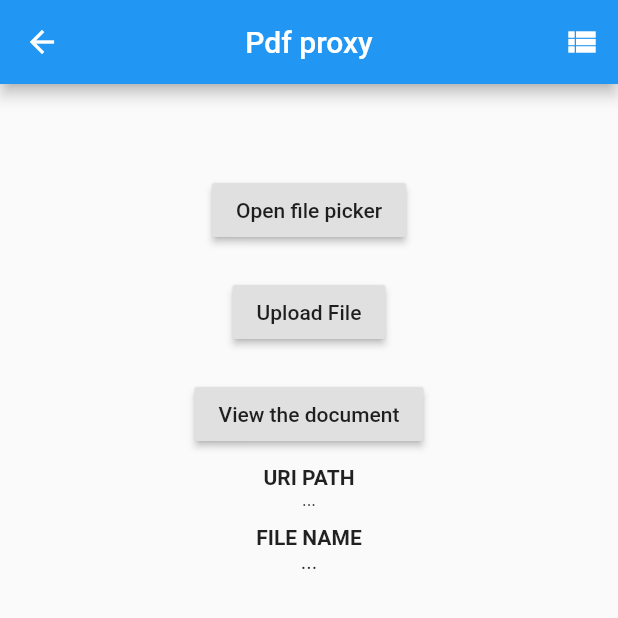
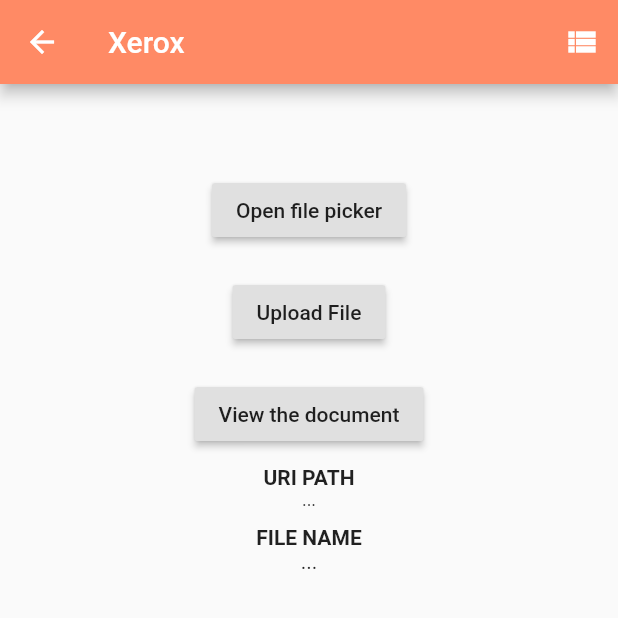
Before and after one commit to anurag71/sw_xerox, a Flutter app: the FilePickerDemo screen opened directly with empty values, after a tap on "Upload File", on a phone screen of 412 x 824 dp, the top half of it. Run offline on Flutter 3.47's test engine with Material 2 defaults, Android fonts, the phone set to English and light mode, and no system bars; our stand-ins replace cloud_firestore, dio, file_picker, firebase_storage, geolocator, google_maps_flutter and 4 more; missing offline and left inert: flutter_pdfview, queries; accounts and stored records are empty; network calls fail.

```diff
--- a/lib/PDF/home2.dart
+++ b/lib/PDF/home2.dart
@@ -12,9 +12,9 @@ import 'package:toast/toast.dart';
 import 'package:shared_preferences/shared_preferences.dart';
 
 class FilePickerDemo extends StatefulWidget {
+  String fName;
 
-  String fName;
-  FilePickerDemo(String markerId){
+  FilePickerDemo(String markerId) {
     fName = markerId;
   }
 
@@ -23,21 +23,23 @@ class FilePickerDemo extends StatefulWidget {
 }
 
 class _FilePickerDemoState extends State<FilePickerDemo> {
+  bool _uploaded = false;
+  static String folderName;
+  String order;
 
-  static String folderName;
-
-  _FilePickerDemoState(String fname){
-    folderName=fname;
+  _FilePickerDemoState(String fname) {
+    folderName = fname;
   }
-
 
   String _fileName = '...';
   String assetPDFPath = ' ';
   String _path = '...';
   final db = Firestore.instance;
+
 //String _extension="PDF";
   //bool _hasValidMime = false;
   FileType _pickingType = FileType.CUSTOM;
+
   //TextEditingController _controller = new TextEditingController();
 
   @override
@@ -66,8 +68,8 @@ class _FilePickerDemoState extends State<FilePickerDemo> {
   Widget build(BuildContext context) {
     return Scaffold(
       appBar: new AppBar(
-        title: const Text('Pdf proxy'),
-        centerTitle: true,
+        title: const Text("Xerox"),
+        backgroundColor: Colors.deepOrange[300],
         actions: <Widget>[
           IconButton(
             icon: Icon(Icons.view_list),
@@ -146,6 +148,18 @@ class _FilePickerDemoState extends State<FilePickerDemo> {
                 ),
               ),
               _uploadpdf(),
+              _widgetList(),
+            ],
+          ),
+        )),
+      ),
+    );
+  }
+
+  Widget _widgetList() {
+    if (!_uploaded) {
+      return Column(
+        children: <Widget>[
           new Padding(
             padding: const EdgeInsets.only(top: 10.0, bottom: 10.0),
             child: new RaisedButton(
@@ -177,24 +191,32 @@ class _FilePickerDemoState extends State<FilePickerDemo> {
             textAlign: TextAlign.center,
           ),
         ],
-          ),
-        )),
-      ),
       );
     }
-
+    else
+      {
+        return SizedBox();
+      }
+  }
 
   Widget _viewpdf() {
     Navigator.push(
         context,
         MaterialPageRoute(
-                      builder: (BuildContext context) =>  PdfViewPage(path: _path)));
-
-
+            builder: (BuildContext context) => PdfViewPage(path: _path)));
   }
 
   Widget _uploadpdf() {
-
+    if (_uploaded) {
+      return Dialog(
+        shape: RoundedRectangleBorder(
+          borderRadius: BorderRadius.circular(5),
+        ),
+        elevation: 0.0,
+        backgroundColor: Colors.white,
+        child: dialogContent(context),
+      );
+    }
     return Center(
       child: Column(
         children: <Widget>[
@@ -204,16 +226,35 @@ class _FilePickerDemoState extends State<FilePickerDemo> {
               onPressed: () async {
                 SharedPreferences prefs = await SharedPreferences.getInstance();
                 var cid = prefs.getString("cid");
-                final StorageReference storageRef =
-                    FirebaseStorage.instance.ref().child(folderName+"/"+_fileName);
-                StorageTaskSnapshot storageTaskSnapshot = await storageRef.putFile(
-                  File(_path)).onComplete;
-                if(storageTaskSnapshot!=null){
-                  await Firestore.instance.collection("customer/$cid/Files Uploaded").document().setData({"name":_fileName,"shop":folderName});
+                final StorageReference storageRef = FirebaseStorage.instance
+                    .ref()
+                    .child(folderName + "/" + _fileName);
+                StorageTaskSnapshot storageTaskSnapshot =
+                    await storageRef.putFile(File(_path)).onComplete;
+                if (storageTaskSnapshot != null) {
+                  String name;
+                  await Firestore.instance
+                      .document("customer/$cid")
+                      .get()
+                      .then(((document) {
+                    name = document.data["name"];
+                  }));
+                  String url = await storageTaskSnapshot.ref.getDownloadURL();
+                  DocumentReference docref = db
+                      .collection("Xerox Shops/$folderName/files received")
+                      .document();
+                  order = docref.documentID;
+                  await docref.setData({
+                    "ordered by": name,
+                    "orderId": order,
+                    "file name": _fileName,
+                    "order status": "Accepted",
+                    "pdf_url": url
+                  });
                   Toast.show("Upload Successful", context);
-                await db
-                   .collection("Xerox Shops/$folderName/files received").document('$cid').setData({'pdf_url': _fileName});
-
+                  setState(() {
+                    _uploaded = true;
+                  });
                 }
               },
               child: new Text("Upload File"),
@@ -223,4 +264,26 @@ class _FilePickerDemoState extends State<FilePickerDemo> {
       ),
     );
   }
+
+  dialogContent(BuildContext context) {
+    return Padding(
+        padding: const EdgeInsets.all(10.0),
+        child: StreamBuilder(
+            stream: db
+                .collection("Xerox Shops/$folderName/files received")
+                .document(order)
+                .snapshots(),
+            builder: (context, snapshot) {
+              return Wrap(
+                children: <Widget>[
+                  Row(
+                    children: <Widget>[
+                      Text("Order Status:"),
+                      Text(snapshot.data["order status"]),
+                    ],
+                  ),
+                ],
+              );
+            }));
   }
+}
--- a/lib/main.dart
+++ b/lib/main.dart
@@ -14,10 +14,6 @@ import 'package:sw_xerox/UI/HomePage.dart';
 import 'package:url_launcher/url_launcher.dart';
 import 'package:sw_xerox/PDF/home2.dart';
 
-void main() => runApp(new MaterialApp(
-  home: Home(),
-  debugShowCheckedModeBanner: false,
-));
 
 class MyHomePage extends StatefulWidget {
 
```
Also changed, not shown: lib/UI/ownerview.dart (+53 -40 lines), lib/UI/shopkeeper.dart (+8 -4 lines), pubspec.lock. Lines whose indentation alone changed are shown as unchanged.
